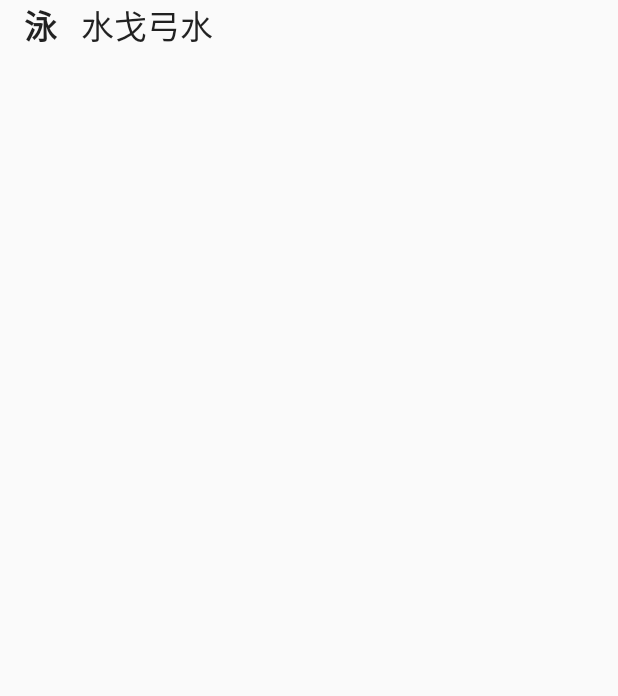
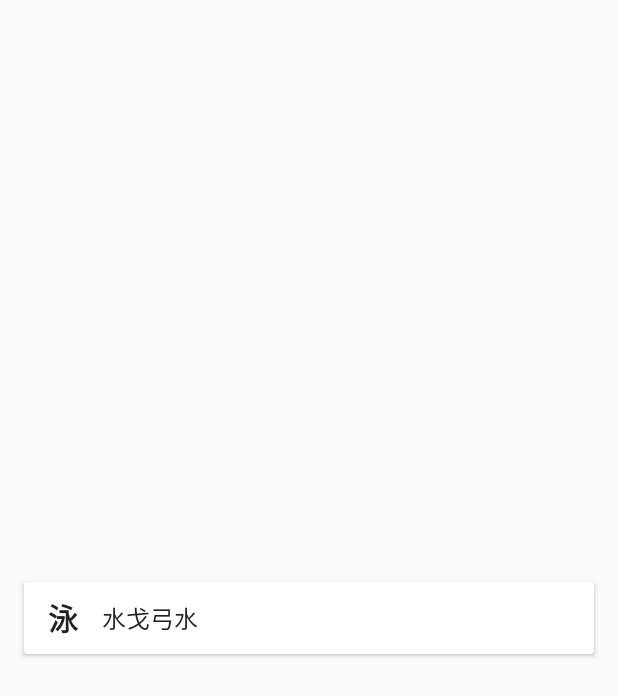
Before and after one commit to tsekityam/Cangjie-Helper-for-Android, an Android app: the layout item_input_code.xml on its own in the app's theme, with its tools: preview values and no code run, on a phone screen of 412 x 824 dp. Shown: the top 696 px of the screen. Run offline under Robolectric (Android 15) with nearby library versions, the phone set to English and light mode, and no system bars.

Commit message:
update UI
The most important changes are:
put search box and the result boxes into card views;
remove divider from the app;
adjust the relationship of the search box and result list

Now the 1st item in the list is dummy, used to occupy space used by the
search box. i.e. the real 1st result will not be covered by the search
box

```diff
--- a/app/src/main/java/com/kytse/cangjiehelper/MainActivity.java
+++ b/app/src/main/java/com/kytse/cangjiehelper/MainActivity.java
@@ -46,6 +46,7 @@ public class MainActivity extends ActionBarActivity implements TextWatcher {
 
         ListView listView = (ListView) findViewById(R.id.listView);
         listView.setAdapter(mAdapter);
+        listView.setDivider(null);
     }
 
     @Override
--- a/app/src/main/res/layout/item_input_code.xml
+++ b/app/src/main/res/layout/item_input_code.xml
@@ -16,7 +16,27 @@
   -->
 
 <LinearLayout xmlns:android="http://schemas.android.com/apk/res/android"
-    android:orientation="horizontal" android:layout_width="match_parent"
+    xmlns:app="http://schemas.android.com/apk/res-auto"
+    android:orientation="horizontal"
+    android:layout_width="match_parent"
+    android:layout_height="match_parent">
+
+    <android.support.v7.widget.CardView
+        android:id="@+id/card_view"
+        android:layout_gravity="center"
+        android:layout_marginTop="@dimen/card_view_vertical_margin"
+        android:layout_marginBottom="@dimen/card_view_vertical_margin"
+        android:layout_marginLeft="@dimen/activity_horizontal_margin"
+        android:layout_marginRight="@dimen/activity_horizontal_margin"
+        android:layout_width="match_parent"
+        android:layout_height="@dimen/card_view_height"
+        android:elevation="@dimen/cardview_default_elevation"
+        app:cardCornerRadius="@dimen/cardview_default_radius"
+        android:paddingTop="@dimen/card_view_padding"
+        android:paddingBottom="@dimen/card_view_padding">
+
+        <RelativeLayout
+            android:layout_width="match_parent"
             android:layout_height="match_parent">
 
             <TextView
@@ -25,15 +45,23 @@
                 android:paddingRight="@dimen/activity_horizontal_margin"
                 android:layout_width="wrap_content"
                 android:layout_height="wrap_content"
-        android:textAppearance="@android:style/TextAppearance.DeviceDefault.Large"
                 android:text="泳"
-        android:textStyle="bold"/>
+                android:textStyle="bold"
+                android:layout_centerVertical="true"
+                android:textAppearance="@style/Base.TextAppearance.AppCompat.Title" />
 
             <TextView
                 android:id="@+id/textView_code"
-        android:layout_width="match_parent"
+                android:layout_width="wrap_content"
                 android:layout_height="wrap_content"
-        android:textAppearance="@android:style/TextAppearance.DeviceDefault.Large"
-        android:text="水戈弓水" />
+                android:text="水戈弓水"
+                android:layout_toRightOf="@+id/textView_input"
+                android:layout_toEndOf="@+id/textView_input"
+                android:layout_centerVertical="true"
+                android:textAppearance="@style/Base.TextAppearance.AppCompat.Subhead" />
+
+        </RelativeLayout>
+
+    </android.support.v7.widget.CardView>
 
 </LinearLayout>
--- a/app/src/main/res/values/dimens.xml
+++ b/app/src/main/res/values/dimens.xml
@@ -15,7 +15,11 @@
   -->
 
 <resources>
-    <!-- Default screen margins, per the Android Design guidelines. -->
     <dimen name="activity_horizontal_margin">16dp</dimen>
     <dimen name="activity_vertical_margin">16dp</dimen>
+    <dimen name="card_view_horizontal_margin">2dp</dimen>
+    <dimen name="card_view_vertical_margin">8dp</dimen>
+    <dimen name="card_view_padding">8dp</dimen>
+    <dimen name="card_view_height">48dp</dimen>
+    <dimen name="card_raised_elevation">8dp</dimen>
 </resources>
```
Also changed, not shown: app/src/main/java/com/kytse/cangjiehelper/InputCodeAdapter.java (+13 -4 lines), app/src/main/res/layout/activity_main.xml (+28 -12 lines). Lines whose indentation alone changed are shown as unchanged.
